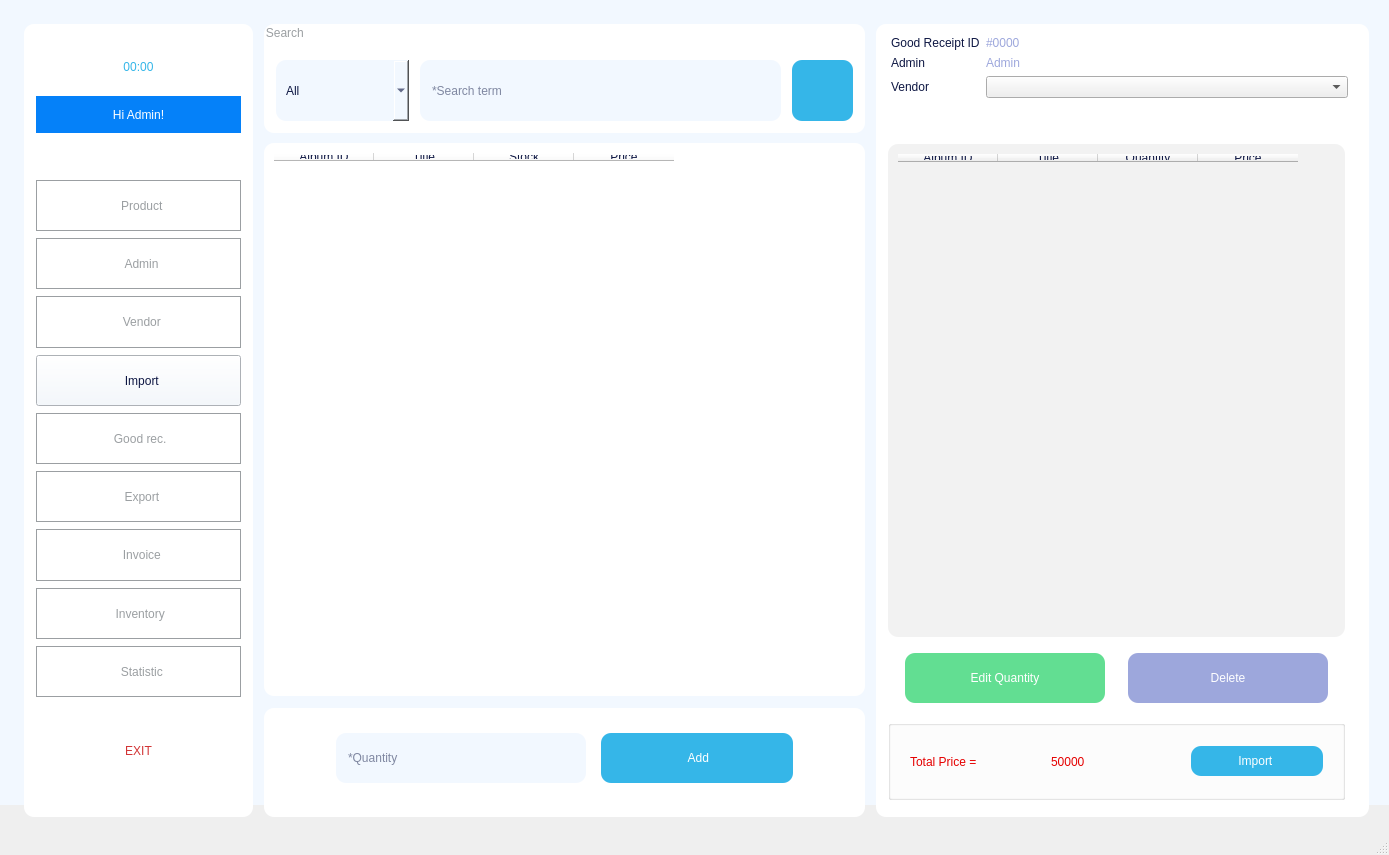
chauphung1509/Final_KTLT, file USER_INTERFACE/Import/MainWindowImport.ui: the form before one commit.
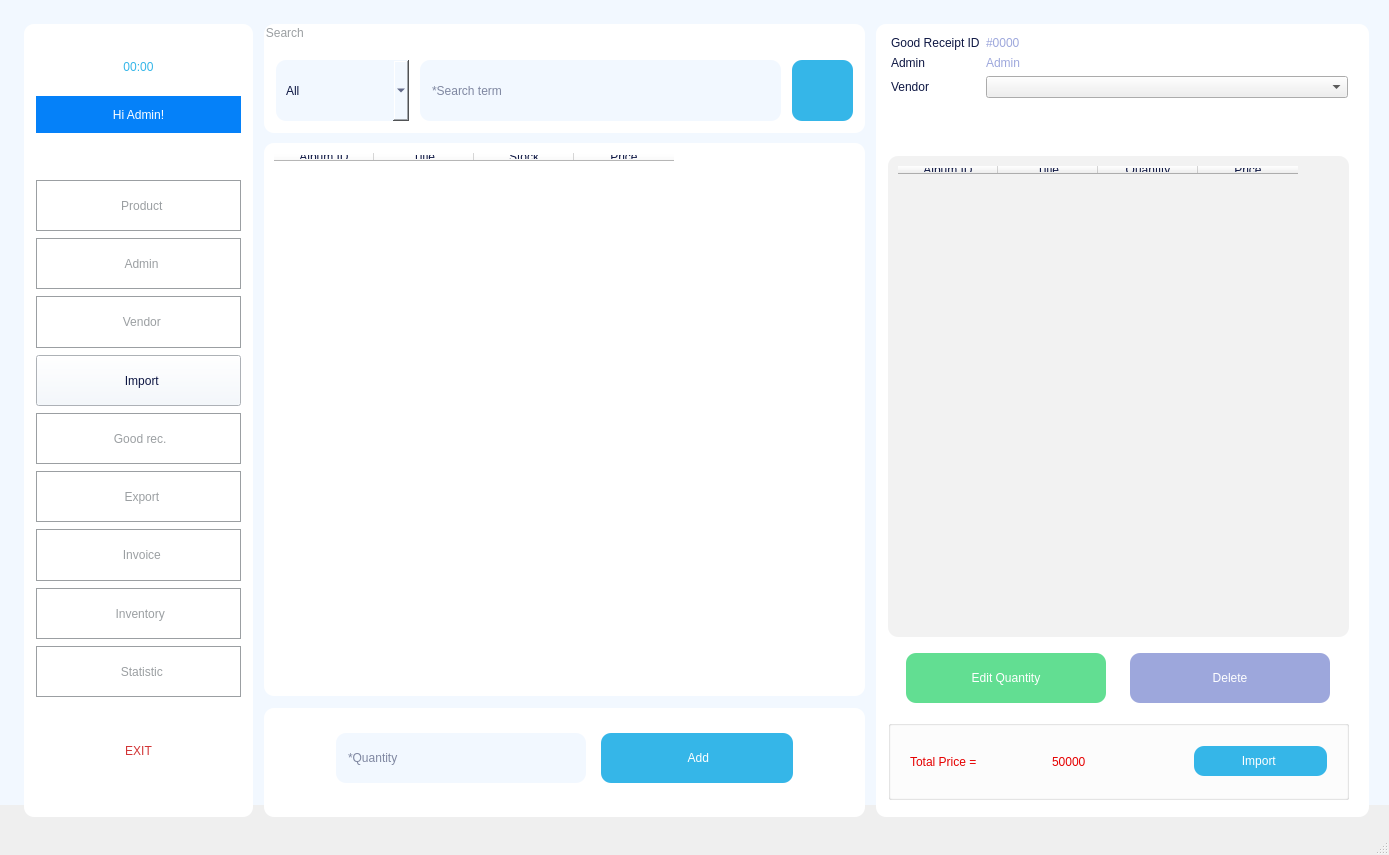
The form after the commit. Icons and pictures are not drawn.

```diff
--- a/USER_INTERFACE/Import/MainWindowImport.ui
+++ b/USER_INTERFACE/Import/MainWindowImport.ui
@@ -836,7 +836,7 @@
       <x>891</x>
       <y>36</y>
       <width>457</width>
-      <height>97</height>
+      <height>116</height>
      </rect>
     </property>
     <layout class="QFormLayout" name="formLayout">
@@ -906,9 +906,9 @@
     <property name="geometry">
      <rect>
       <x>888</x>
-      <y>144</y>
-      <width>457</width>
-      <height>493</height>
+      <y>156</y>
+      <width>461</width>
+      <height>481</height>
      </rect>
     </property>
     <property name="toolTip">
@@ -948,7 +948,7 @@
      <rect>
       <x>888</x>
       <y>648</y>
-      <width>457</width>
+      <width>461</width>
       <height>61</height>
      </rect>
     </property>
@@ -1046,7 +1046,7 @@
      <rect>
       <x>888</x>
       <y>720</y>
-      <width>457</width>
+      <width>461</width>
       <height>80</height>
      </rect>
     </property>
```
